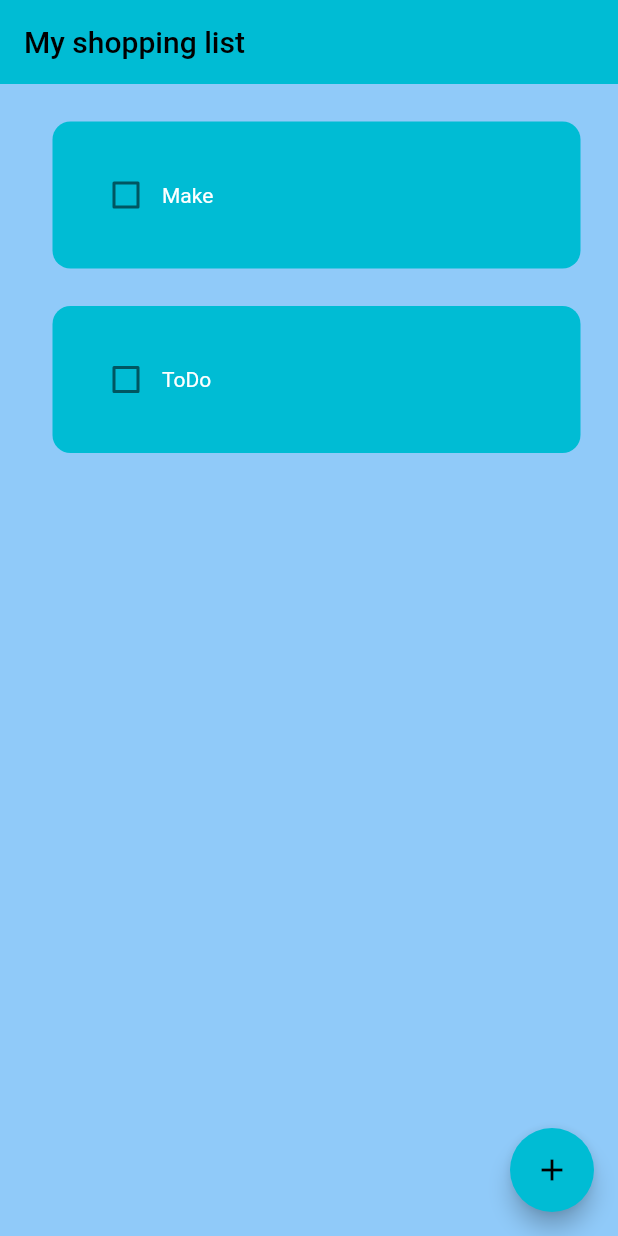
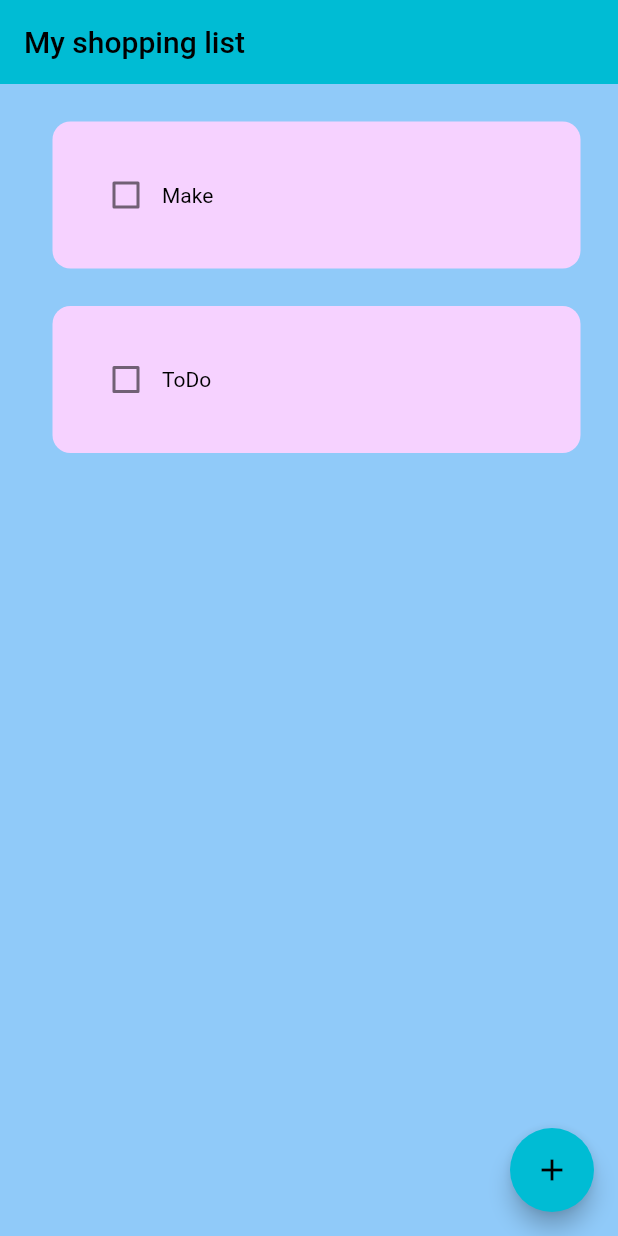
Before and after one commit to michalkrysinski/my_shopping_list, a Flutter app: the screen it shows after launch, on a phone screen of 412 x 824 dp. Run offline on Flutter 3.47's test engine with Material 2 defaults, Android fonts, the phone set to English and light mode, and no system bars; drawn by our look-alikes of flutter_slidable.

Commit message:
Update all colors

```diff
--- a/lib/app/util/myshoppinglist_tile.dart
+++ b/lib/app/util/myshoppinglist_tile.dart
@@ -36,7 +36,7 @@ class MyShoppingListTile extends StatelessWidget {
         child: Container(
           padding: const EdgeInsets.all(25),
           decoration: BoxDecoration(
-            color: Colors.cyan,
+            color: const Color.fromARGB(255, 246, 210, 255),
             borderRadius: BorderRadius.circular(12),
           ),
           child: Row(
@@ -52,7 +52,7 @@ class MyShoppingListTile extends StatelessWidget {
               Text(
                 taskName,
                 style: TextStyle(
-                  color: Colors.white,
+                  color: Colors.black,
                   decoration: taskCompleted
                       ? TextDecoration.lineThrough
                       : TextDecoration.none,
```
